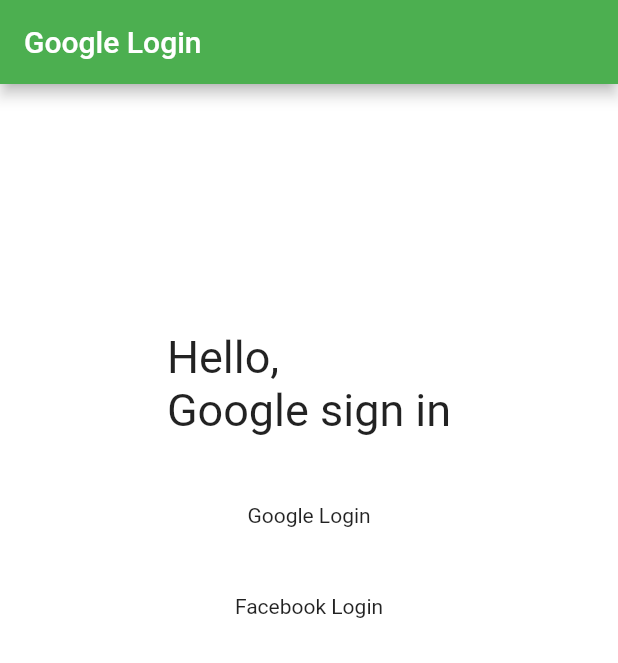
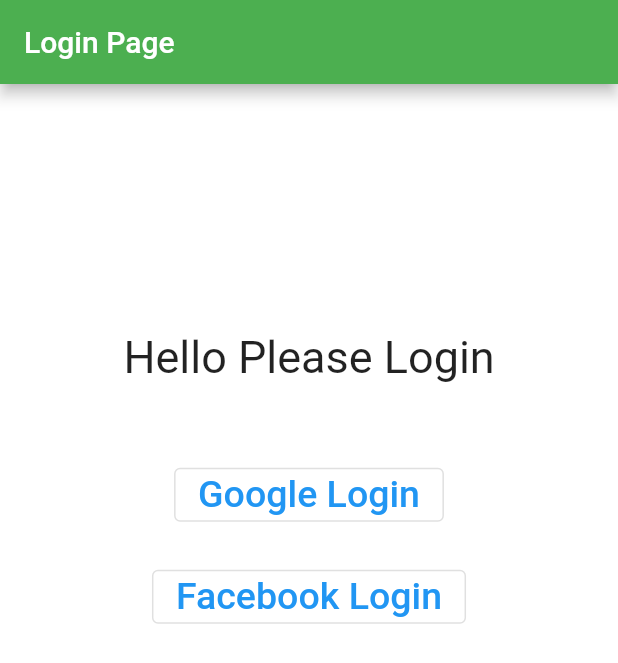
Before and after one commit to LinSaolong/flutter_login_demo, a Flutter app: the screen it shows after launch, on a phone screen of 412 x 824 dp. Shown: the top 663 px of the screen. Run offline on Flutter 3.47's test engine with Material 2 defaults, Android fonts, the phone set to English and light mode, and no system bars; our stand-ins replace firebase_auth, firebase_core, google_sign_in; missing offline and left inert: flutter_facebook_auth; accounts and stored records are empty.

Commit message:
updated login page

```diff
--- a/lib/login_page.dart
+++ b/lib/login_page.dart
@@ -16,7 +16,7 @@
     return Scaffold(
       backgroundColor: Colors.white,
       appBar: AppBar(
-        title: const Text("Google Login"),
+        title: const Text("Login Page"),
         backgroundColor: Colors.green,
       ),
       body: Container(
@@ -26,24 +26,30 @@
             left: 20,
             right: 20,
             top: size.height * 0.2,
-            bottom: size.height * 0.5),
+            bottom: size.height * 0.2),
         child: Column(
           crossAxisAlignment: CrossAxisAlignment.center,
-          mainAxisAlignment: MainAxisAlignment.spaceBetween,
           children: [
-            const Text("Hello, \nGoogle sign in",
-                style: TextStyle(fontSize: 30)),
-            GestureDetector(
-              onTap: () {
+            const Text("Hello Please Login", style: TextStyle(fontSize: 30)),
+            const SizedBox(height: 50),
+            OutlinedButton(
+              onPressed: () {
                 AuthService().signInWithGoogle();
               },
-              child: const Text("Google Login"),
+              child: const Text(
+                "Google Login",
+                style: TextStyle(fontSize: 25),
+              ),
             ),
-            GestureDetector(
-              onTap: () {
+            const SizedBox(height: 20),
+            OutlinedButton(
+              onPressed: () {
                 AuthService().signInWithFacebook();
               },
-              child: const Text("Facebook Login"),
+              child: const Text(
+                "Facebook Login",
+                style: TextStyle(fontSize: 25),
+              ),
             ),
           ],
         ),
```
